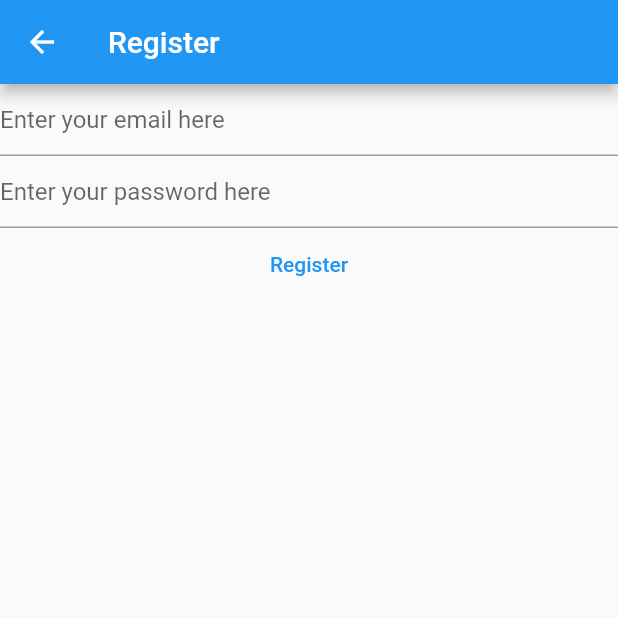
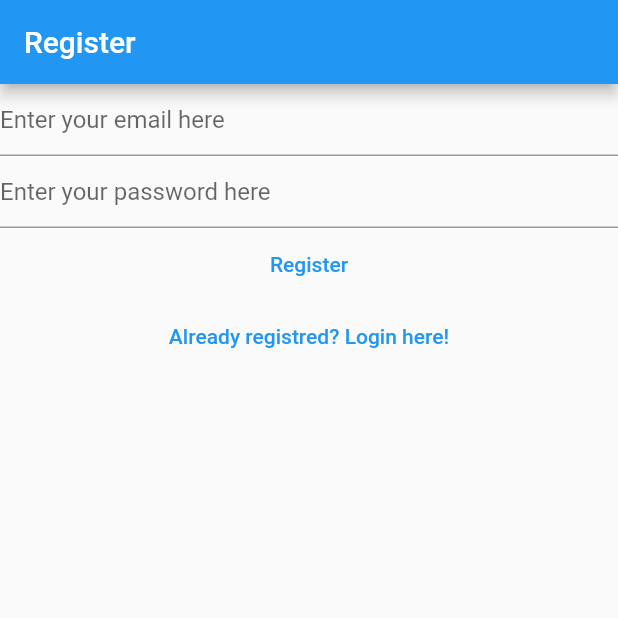
Before and after one commit to vbrunoro/mynotes, a Flutter app: the RegisterView screen opened directly, on a phone screen of 412 x 824 dp, the top half of it. Run offline on Flutter 3.47's test engine with Material 2 defaults, Android fonts, the phone set to English and light mode, and no system bars; our stand-ins replace firebase_auth, firebase_core; accounts and stored records are empty.

Commit message:
verify email, home page and routes added

```diff
--- a/lib/views/register_view.dart
+++ b/lib/views/register_view.dart
@@ -1,8 +1,5 @@
 import 'package:firebase_auth/firebase_auth.dart';
-import 'package:firebase_core/firebase_core.dart';
 import 'package:flutter/material.dart';
-
-import '../firebase_options.dart';
 
 class RegisterView extends StatefulWidget {
   const RegisterView({super.key});
@@ -32,17 +29,8 @@ class _RegisterViewState extends State<RegisterView> {
   @override
   Widget build(BuildContext context) {
     return Scaffold(
-      appBar: AppBar(
-        title: const Text('Register'),
-      ),
-      body: FutureBuilder(
-        future: Firebase.initializeApp(
-          options: DefaultFirebaseOptions.currentPlatform,
-        ),
-        builder: (context, snapshot) {
-          switch (snapshot.connectionState) {
-            case ConnectionState.done:
-              return Column(
+      appBar: AppBar(title: const Text('Register')),
+      body: Column(
         children: [
           TextField(
             controller: _email,
@@ -66,8 +54,8 @@ class _RegisterViewState extends State<RegisterView> {
               final email = _email.text;
               final password = _password.text;
               try {
-                        final userCredential = await FirebaseAuth.instance
-                            .createUserWithEmailAndPassword(
+                final userCredential =
+                    await FirebaseAuth.instance.createUserWithEmailAndPassword(
                   email: email,
                   password: password,
                 );
@@ -84,12 +72,13 @@ class _RegisterViewState extends State<RegisterView> {
             },
             child: const Text('Register'),
           ),
+          TextButton(
+              onPressed: () {
+                Navigator.of(context)
+                    .pushNamedAndRemoveUntil('/login/', (route) => false);
+              },
+              child: Text('Already registred? Login here!'))
         ],
-              );
-            default:
-              return const Text('Loading...');
-          }
-        },
       ),
     );
   }
```
Also changed, not shown: lib/main.dart (+16 -11 lines), lib/views/login_view.dart (+9 -18 lines), lib/views/veryify_email_view.dart (added, +29 -0 lines). Lines whose indentation alone changed are shown as unchanged.
